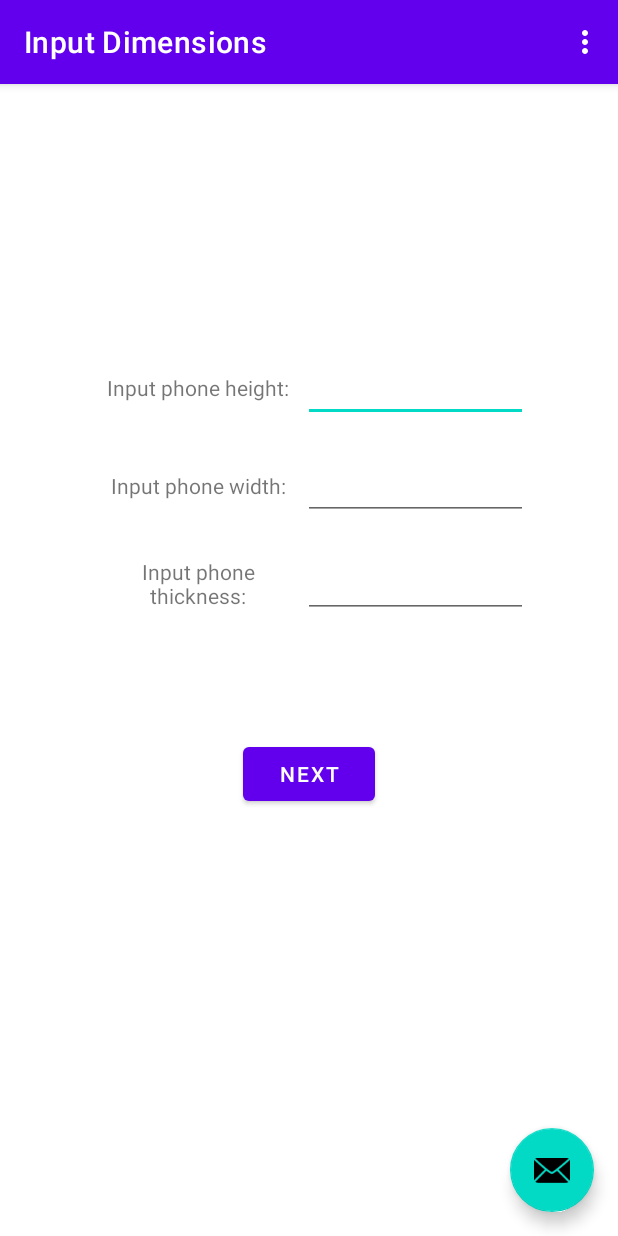
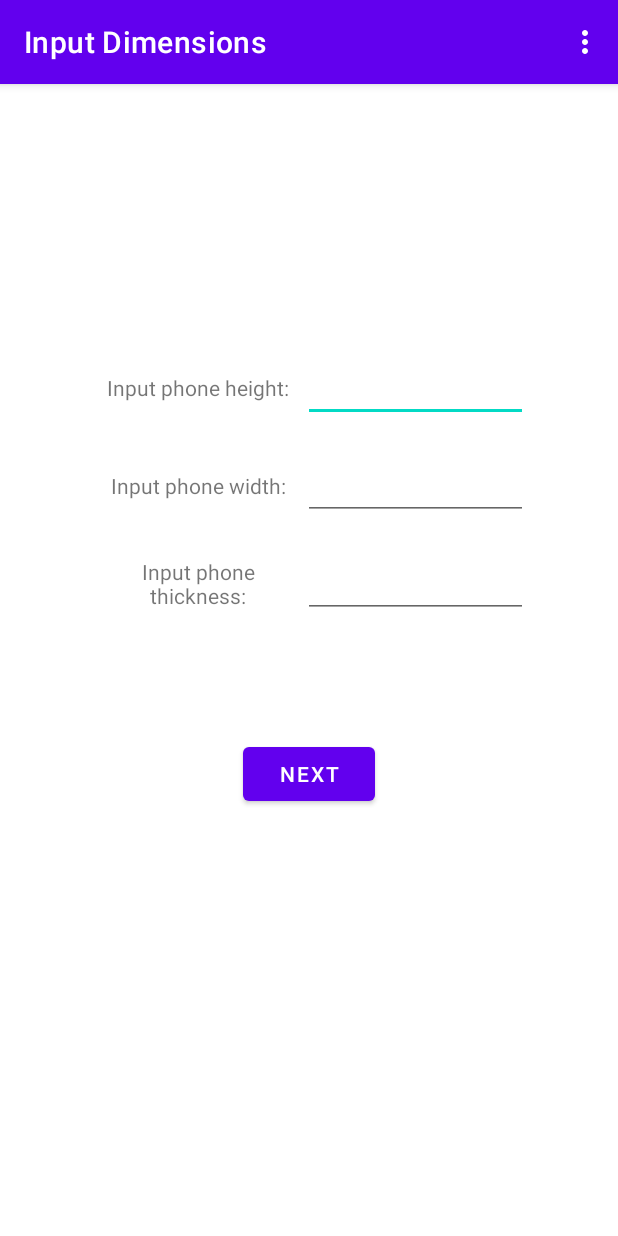
Before and after one commit to stepi2299/PhoneRuler, an Android app: the screen it shows after launch (MainActivity), on a phone screen of 412 x 824 dp. Run offline under Robolectric (Android 15) with nearby library versions, the phone set to English and light mode, and no system bars; our stand-ins replace navigation-ui.

Commit message:
small changes

```diff
--- a/app/src/main/java/com/example/phoneruler/MainActivity.java
+++ b/app/src/main/java/com/example/phoneruler/MainActivity.java
@@ -36,13 +36,6 @@ public class MainActivity extends AppCompatActivity {
         appBarConfiguration = new AppBarConfiguration.Builder(navController.getGraph()).build();
         NavigationUI.setupActionBarWithNavController(this, navController, appBarConfiguration);
 
-        binding.fab.setOnClickListener(new View.OnClickListener() {
-            @Override
-            public void onClick(View view) {
-                Snackbar.make(view, "Replace with your own action", Snackbar.LENGTH_LONG)
-                        .setAction("Action", null).show();
-            }
-        });
     }
 
     @Override
--- a/app/src/main/res/layout/activity_main.xml
+++ b/app/src/main/res/layout/activity_main.xml
@@ -22,13 +22,5 @@
 
     <include layout="@layout/content_main" />
 
-    <com.google.android.material.floatingactionbutton.FloatingActionButton
-        android:id="@+id/fab"
-        android:layout_width="wrap_content"
-        android:layout_height="wrap_content"
-        android:layout_gravity="bottom|end"
-        android:layout_marginEnd="@dimen/fab_margin"
-        android:layout_marginBottom="16dp"
-        app:srcCompat="@android:drawable/ic_dialog_email" />
 
 </androidx.coordinatorlayout.widget.CoordinatorLayout>
--- a/app/src/main/res/values/strings.xml
+++ b/app/src/main/res/values/strings.xml
@@ -18,6 +18,6 @@
     <string name="zero_measure">0</string>
     <string name="angle_x_text">X angle:</string>
     <string name="angle_y_text">Y angle:</string>
-    <!-- TODO: Remove or change this placeholder text -->
-    <string name="hello_blank_fragment">Hello blank fragment</string>
+
+
 </resources>
```
Also changed, not shown: app/src/main/java/com/example/phoneruler/Measuring.java (+19 -17 lines).
